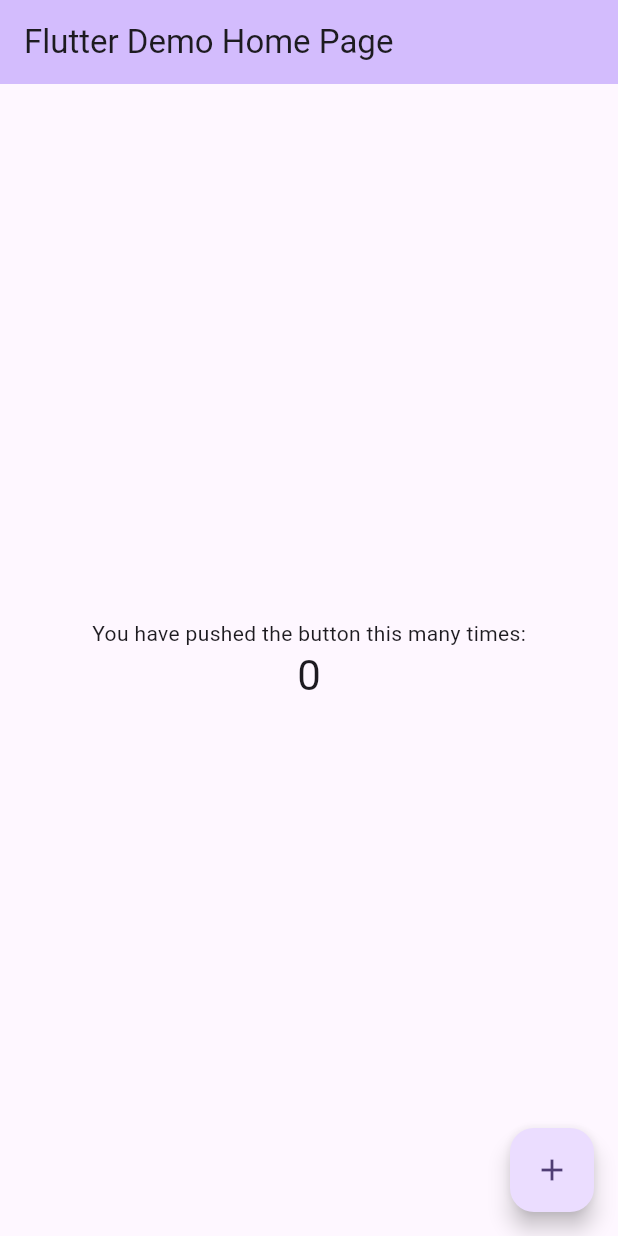
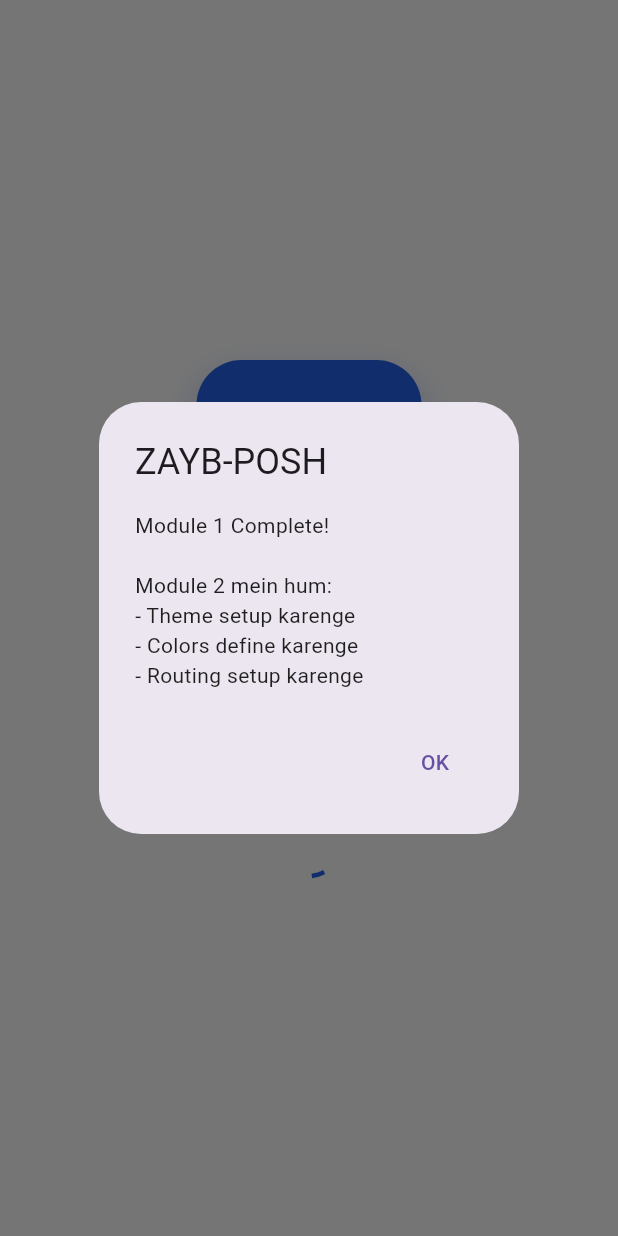
Before and after one commit to SalaarSabir/zayb_posh, a Flutter app: the screen it shows after launch, on a phone screen of 412 x 824 dp. Run offline on Flutter 3.47's test engine with Material 3 defaults, Android fonts, the phone set to English and light mode, and no system bars; our stand-ins replace firebase_core; accounts and stored records are empty.

Commit message:
Module 1 Complete: Basic app structure and splash screen

```diff
--- a/lib/app.dart
+++ b/lib/app.dart
@@ -0,0 +1,109 @@
+// lib/app.dart
+import 'package:flutter/material.dart';
+import 'screens/splash/splash_screen.dart';
+
+class ZaybPoshApp extends StatelessWidget {
+  const ZaybPoshApp({super.key});
+
+  @override
+  Widget build(BuildContext context) {
+    return MaterialApp(
+      title: 'ZAYB-POSH',
+      debugShowCheckedModeBanner: false,
+      theme: ThemeData(
+        // Primary brand color
+        primarySwatch: Colors.blue,
+        primaryColor: const Color(0xFF2563EB),
+
+        // Scaffold background
+        scaffoldBackgroundColor: Colors.white,
+
+        // App bar theme
+        appBarTheme: const AppBarTheme(
+          backgroundColor: Colors.white,
+          elevation: 0,
+          centerTitle: true,
+          iconTheme: IconThemeData(color: Colors.black),
+          titleTextStyle: TextStyle(
+            color: Colors.black,
+            fontSize: 18,
+            fontWeight: FontWeight.w600,
+          ),
+        ),
+
+        // Font family (will add custom fonts in Module 2)
+        // fontFamily: 'Poppins',
+
+        // Text theme
+        textTheme: const TextTheme(
+          displayLarge: TextStyle(
+            fontSize: 32,
+            // fontWeight: FontWeight.bold,
+            color: Colors.black,
+          ),
+          displayMedium: TextStyle(
+            fontSize: 24,
+            // fontWeight: FontWeight.w600,
+            color: Colors.black,
+          ),
+          bodyLarge: TextStyle(
+            fontSize: 16,
+            color: Colors.black87,
+          ),
+          bodyMedium: TextStyle(
+            fontSize: 14,
+            color: Colors.black87,
+          ),
+        ),
+
+        // Elevated button theme
+        elevatedButtonTheme: ElevatedButtonThemeData(
+          style: ElevatedButton.styleFrom(
+            backgroundColor: const Color(0xFF2563EB),
+            foregroundColor: Colors.white,
+            elevation: 0,
+            padding: const EdgeInsets.symmetric(vertical: 16),
+            shape: RoundedRectangleBorder(
+              borderRadius: BorderRadius.circular(12),
+            ),
+          ),
+        ),
+
+        // Input decoration theme
+        inputDecorationTheme: InputDecorationTheme(
+          filled: true,
+          fillColor: Colors.grey[100],
+          border: OutlineInputBorder(
+            borderRadius: BorderRadius.circular(12),
+            borderSide: BorderSide.none,
+          ),
+          enabledBorder: OutlineInputBorder(
+            borderRadius: BorderRadius.circular(12),
+            borderSide: BorderSide.none,
+          ),
+          focusedBorder: OutlineInputBorder(
+            borderRadius: BorderRadius.circular(12),
+            borderSide: const BorderSide(
+              color: Color(0xFF2563EB),
+              width: 2,
+            ),
+          ),
+          errorBorder: OutlineInputBorder(
+            borderRadius: BorderRadius.circular(12),
+            borderSide: const BorderSide(
+              color: Colors.red,
+              width: 1,
+            ),
+          ),
+          contentPadding: const EdgeInsets.symmetric(
+            horizontal: 16,
+            vertical: 16,
+          ),
+        ),
+      ),
+
+      // Starting screen
+      home: const SplashScreen(),
+    );
+  }
+}
--- a/lib/main.dart
+++ b/lib/main.dart
@@ -1,122 +1,24 @@
 import 'package:flutter/material.dart';
+import 'package:flutter/services.dart';
+import 'app.dart';
 
-void main() {
-  runApp(const MyApp());
+void main() async {
+  // Ensure Flutter is initialized
+  WidgetsFlutterBinding.ensureInitialized();
+
+  // Set status bar color and style
+  SystemChrome.setSystemUIOverlayStyle(
+    const SystemUiOverlayStyle(
+      statusBarColor: Colors.transparent,
+      statusBarIconBrightness: Brightness.dark,
+    ),
+  );
+
+  // Set preferred orientations (portrait only)
+  await SystemChrome.setPreferredOrientations([
+    DeviceOrientation.portraitUp,
+    DeviceOrientation.portraitDown,
+  ]);
+
+  runApp(const ZaybPoshApp());
 }
-
-class MyApp extends StatelessWidget {
-  const MyApp({super.key});
-
-  // This widget is the root of your application.
-  @override
-  Widget build(BuildContext context) {
-    return MaterialApp(
-      title: 'Flutter Demo',
-      theme: ThemeData(
-        // This is the theme of your application.
-        //
-        // TRY THIS: Try running your application with "flutter run". You'll see
-        // the application has a purple toolbar. Then, without quitting the app,
-        // try changing the seedColor in the colorScheme below to Colors.green
-        // and then invoke "hot reload" (save your changes or press the "hot
-        // reload" button in a Flutter-supported IDE, or press "r" if you used
-        // the command line to start the app).
-        //
-        // Notice that the counter didn't reset back to zero; the application
-        // state is not lost during the reload. To reset the state, use hot
-        // restart instead.
-        //
-        // This works for code too, not just values: Most code changes can be
-        // tested with just a hot reload.
-        colorScheme: ColorScheme.fromSeed(seedColor: Colors.deepPurple),
-      ),
-      home: const MyHomePage(title: 'Flutter Demo Home Page'),
-    );
-  }
-}
-
-class MyHomePage extends StatefulWidget {
-  const MyHomePage({super.key, required this.title});
-
-  // This widget is the home page of your application. It is stateful, meaning
-  // that it has a State object (defined below) that contains fields that affect
-  // how it looks.
-
-  // This class is the configuration for the state. It holds the values (in this
-  // case the title) provided by the parent (in this case the App widget) and
-  // used by the build method of the State. Fields in a Widget subclass are
-  // always marked "final".
-
-  final String title;
-
-  @override
-  State<MyHomePage> createState() => _MyHomePageState();
-}
-
-class _MyHomePageState extends State<MyHomePage> {
-  int _counter = 0;
-
-  void _incrementCounter() {
-    setState(() {
-      // This call to setState tells the Flutter framework that something has
-      // changed in this State, which causes it to rerun the build method below
-      // so that the display can reflect the updated values. If we changed
-      // _counter without calling setState(), then the build method would not be
-      // called again, and so nothing would appear to happen.
-      _counter++;
-    });
-  }
-
-  @override
-  Widget build(BuildContext context) {
-    // This method is rerun every time setState is called, for instance as done
-    // by the _incrementCounter method above.
-    //
-    // The Flutter framework has been optimized to make rerunning build methods
-    // fast, so that you can just rebuild anything that needs updating rather
-    // than having to individually change instances of widgets.
-    return Scaffold(
-      appBar: AppBar(
-        // TRY THIS: Try changing the color here to a specific color (to
-        // Colors.amber, perhaps?) and trigger a hot reload to see the AppBar
-        // change color while the other colors stay the same.
-        backgroundColor: Theme.of(context).colorScheme.inversePrimary,
-        // Here we take the value from the MyHomePage object that was created by
-        // the App.build method, and use it to set our appbar title.
-        title: Text(widget.title),
-      ),
-      body: Center(
-        // Center is a layout widget. It takes a single child and positions it
-        // in the middle of the parent.
-        child: Column(
-          // Column is also a layout widget. It takes a list of children and
-          // arranges them vertically. By default, it sizes itself to fit its
-          // children horizontally, and tries to be as tall as its parent.
-          //
-          // Column has various properties to control how it sizes itself and
-          // how it positions its children. Here we use mainAxisAlignment to
-          // center the children vertically; the main axis here is the vertical
-          // axis because Columns are vertical (the cross axis would be
-          // horizontal).
-          //
-          // TRY THIS: Invoke "debug painting" (choose the "Toggle Debug Paint"
-          // action in the IDE, or press "p" in the console), to see the
-          // wireframe for each widget.
-          mainAxisAlignment: MainAxisAlignment.center,
-          children: <Widget>[
-            const Text('You have pushed the button this many times:'),
-            Text(
-              '$_counter',
-              style: Theme.of(context).textTheme.headlineMedium,
-            ),
-          ],
-        ),
-      ),
-      floatingActionButton: FloatingActionButton(
-        onPressed: _incrementCounter,
-        tooltip: 'Increment',
-        child: const Icon(Icons.add),
-      ), // This trailing comma makes auto-formatting nicer for build methods.
-    );
-  }
-}
--- a/lib/screens/splash/splash_screen.dart
+++ b/lib/screens/splash/splash_screen.dart
@@ -0,0 +1,177 @@
+// lib/screens/splash/splash_screen.dart
+import 'package:flutter/material.dart';
+import 'dart:async';
+
+class SplashScreen extends StatefulWidget {
+  const SplashScreen({super.key});
+
+  @override
+  State<SplashScreen> createState() => _SplashScreenState();
+}
+
+class _SplashScreenState extends State<SplashScreen>
+    with SingleTickerProviderStateMixin {
+
+  late AnimationController _animationController;
+  late Animation<double> _fadeAnimation;
+  late Animation<double> _scaleAnimation;
+
+  @override
+  void initState() {
+    super.initState();
+
+    // Initialize animation controller
+    _animationController = AnimationController(
+      vsync: this,
+      duration: const Duration(milliseconds: 1500),
+    );
+
+    // Fade animation
+    _fadeAnimation = Tween<double>(
+      begin: 0.0,
+      end: 1.0,
+    ).animate(CurvedAnimation(
+      parent: _animationController,
+      curve: Curves.easeIn,
+    ));
+
+    // Scale animation
+    _scaleAnimation = Tween<double>(
+      begin: 0.5,
+      end: 1.0,
+    ).animate(CurvedAnimation(
+      parent: _animationController,
+      curve: Curves.easeOutBack,
+    ));
+
+    // Start animation
+    _animationController.forward();
+
+    // Navigate to next screen after 3 seconds
+    Timer(const Duration(seconds: 3), () {
+      // TODO: Navigate to Login/Home screen
+      // For now, just showing a message
+      _navigateToNextScreen();
+    });
+  }
+
+  void _navigateToNextScreen() {
+    // This will be updated in Module 3 when we create auth screens
+    // For now, just print
+    debugPrint('Navigating to next screen...');
+
+    // Temporary: Show a dialog
+    if (mounted) {
+      showDialog(
+        context: context,
+        builder: (context) => AlertDialog(
+          title: const Text('ZAYB-POSH'),
+          content: const Text('Module 1 Complete!\n\nModule 2 mein hum:\n- Theme setup karenge\n- Colors define karenge\n- Routing setup karenge'),
+          actions: [
+            TextButton(
+              onPressed: () => Navigator.pop(context),
+              child: const Text('OK'),
+            ),
+          ],
+        ),
+      );
+    }
+  }
+
+  @override
+  void dispose() {
+    _animationController.dispose();
+    super.dispose();
+  }
+
+  @override
+  Widget build(BuildContext context) {
+    return Scaffold(
+      backgroundColor: Colors.white,
+      body: Center(
+        child: AnimatedBuilder(
+          animation: _animationController,
+          builder: (context, child) {
+            return FadeTransition(
+              opacity: _fadeAnimation,
+              child: ScaleTransition(
+                scale: _scaleAnimation,
+                child: Column(
+                  mainAxisAlignment: MainAxisAlignment.center,
+                  children: [
+                    // Logo Container with shadow
+                    Container(
+                      width: 150,
+                      height: 150,
+                      decoration: BoxDecoration(
+                        color: const Color(0xFF2563EB),
+                        borderRadius: BorderRadius.circular(30),
+                        boxShadow: [
+                          BoxShadow(
+                            color: const Color(0xFF2563EB).withOpacity(0.3),
+                            blurRadius: 20,
+                            offset: const Offset(0, 10),
+                          ),
+                        ],
+                      ),
+                      child: const Center(
+                        child: Text(
+                          'ZP',
+                          style: TextStyle(
+                            fontSize: 48,
+                            fontWeight: FontWeight.bold,
+                            color: Colors.white,
+                            letterSpacing: 2,
+                          ),
+                        ),
+                      ),
+                    ),
+
+                    const SizedBox(height: 30),
+
+                    // App Name
+                    const Text(
+                      'ZAYB-POSH',
+                      style: TextStyle(
+                        fontSize: 32,
+                        fontWeight: FontWeight.bold,
+                        color: Color(0xFF2563EB),
+                        letterSpacing: 3,
+                      ),
+                    ),
+
+                    const SizedBox(height: 8),
+
+                    // Tagline
+                    Text(
+                      'Elevate Your Style',
+                      style: TextStyle(
+                        fontSize: 14,
+                        color: Colors.grey[600],
+                        letterSpacing: 1,
+                      ),
+                    ),
+
+                    const SizedBox(height: 50),
+
+                    // Loading indicator
+                    SizedBox(
+                      width: 40,
+                      height: 40,
+                      child: CircularProgressIndicator(
+                        strokeWidth: 3,
+                        valueColor: AlwaysStoppedAnimation<Color>(
+                          const Color(0xFF2563EB),
+                        ),
+                      ),
+                    ),
+                  ],
+                ),
+              ),
+            );
+          },
+        ),
+      ),
+    );
+  }
+}
```
Also changed, not shown: pubspec.yaml (+19 -51 lines), pubspec.lock, 3 other files.
